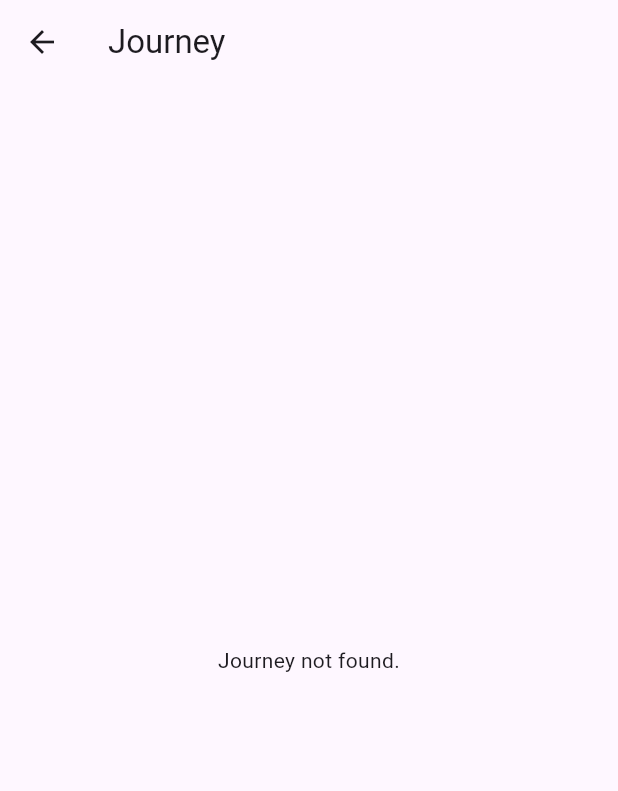
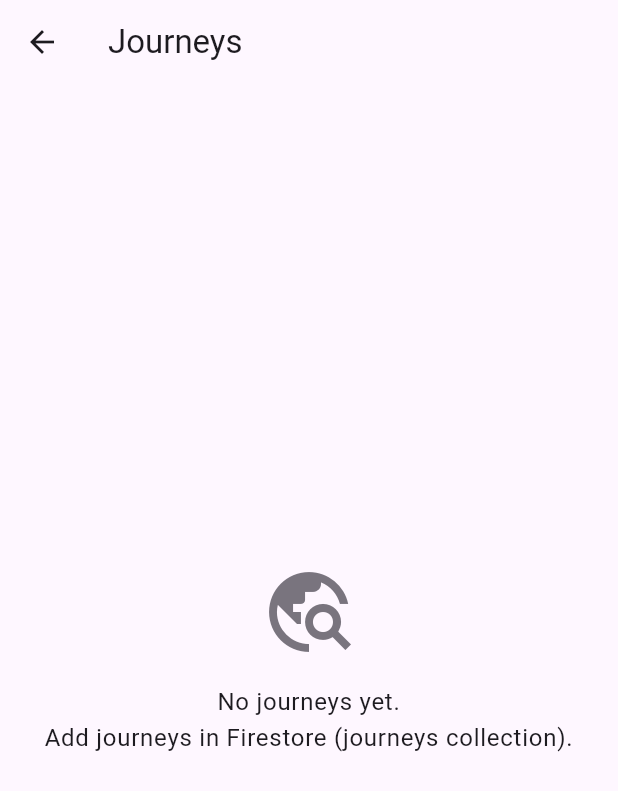
Before and after one commit to Ehdaa-ib/MaSeerah-2, a Flutter app: the screen it shows after launch, after a tap on "Journeys", on a phone screen of 412 x 824 dp. Shown: the top 791 px of the screen. Run offline on Flutter 3.47's test engine with Material 3 defaults, Android fonts, the phone set to English and light mode, and no system bars; our stand-ins replace cloud_firestore, firebase_auth, firebase_core; missing offline and left inert: moyasar; accounts and stored records are empty.

```diff
--- a/lib/data/firebase/journey_data_source.dart
+++ b/lib/data/firebase/journey_data_source.dart
@@ -15,4 +15,13 @@ class JourneyDataSource {
     final data = Map<String, dynamic>.from(doc.data()!);
     return Journey.fromMap(data, id: doc.id);
   }
+
+  /// Fetches all journeys. Returns empty list if none.
+  Future<List<Journey>> getAll() async {
+    final snapshot = await _firestore.collection(_collection).get();
+    return snapshot.docs.map((doc) {
+      final data = Map<String, dynamic>.from(doc.data());
+      return Journey.fromMap(data, id: doc.id);
+    }).toList();
+  }
 }
--- a/lib/data/repoImp/journey_repository_firebase.dart
+++ b/lib/data/repoImp/journey_repository_firebase.dart
@@ -11,4 +11,9 @@ class JourneyRepositoryFirebase implements JourneyRepository {
   Future<Journey?> getById(String journeyId) async {
     return _dataSource.getById(journeyId);
   }
+
+  @override
+  Future<List<Journey>> getAll() async {
+    return _dataSource.getAll();
+  }
 }
--- a/lib/repository/journey_repo.dart
+++ b/lib/repository/journey_repo.dart
@@ -4,4 +4,7 @@ import '../model/journey.dart';
 abstract class JourneyRepository {
   /// Returns the journey if it exists, otherwise null.
   Future<Journey?> getById(String journeyId);
+
+  /// Returns all journeys from Firestore.
+  Future<List<Journey>> getAll();
 }
--- a/lib/view/home/landing_page.dart
+++ b/lib/view/home/landing_page.dart
@@ -4,7 +4,7 @@ import 'package:flutter/material.dart';
 import '../../data/firebase/auth_data_source.dart';
 import '../../data/repoImp/auth_repository_firebase.dart';
 import '../auth/login_screen.dart';
-import '../journey/journey_purchase_screen.dart';
+import '../journey/journey_list_screen.dart';
 
 /// Public landing page - no sign-in required. Shows Sign In and Journeys buttons.
 class LandingPage extends StatelessWidget {
@@ -21,7 +21,7 @@ class LandingPage extends StatelessWidget {
   void _openJourneys(BuildContext context) {
     Navigator.of(context).push(
       MaterialPageRoute(
-        builder: (_) => const JourneyPurchaseScreen(),
+        builder: (_) => const JourneyListScreen(),
       ),
     );
   }
--- /dev/null
+++ b/lib/view/journey/journey_list_screen.dart
@@ -0,0 +1,148 @@
+import 'package:flutter/material.dart';
+
+import '../../core/error_messages.dart';
+import '../../data/firebase/journey_data_source.dart';
+import '../../data/repoImp/journey_repository_firebase.dart';
+import '../../model/journey.dart';
+import 'journey_purchase_screen.dart';
+
+/// Lists all predefined journeys from Firestore. Tap one to open purchase screen.
+class JourneyListScreen extends StatefulWidget {
+  const JourneyListScreen({super.key});
+
+  @override
+  State<JourneyListScreen> createState() => _JourneyListScreenState();
+}
+
+class _JourneyListScreenState extends State<JourneyListScreen> {
+  final _journeyRepo = JourneyRepositoryFirebase(JourneyDataSource());
+
+  List<Journey> _journeys = [];
+  bool _loading = true;
+  String? _error;
+
+  @override
+  void initState() {
+    super.initState();
+    _load();
+  }
+
+  Future<void> _load() async {
+    setState(() {
+      _loading = true;
+      _error = null;
+    });
+    try {
+      final journeys = await _journeyRepo.getAll();
+      if (mounted) {
+        setState(() {
+          _journeys = journeys;
+          _loading = false;
+        });
+      }
+    } catch (e) {
+      if (mounted) {
+        setState(() {
+          _error = toUserFriendlyMessage(e);
+          _loading = false;
+        });
+      }
+    }
+  }
+
+  void _openJourney(Journey journey) {
+    Navigator.of(context).push(
+      MaterialPageRoute(
+        builder: (_) => JourneyPurchaseScreen(journeyId: journey.journeyId),
+      ),
+    );
+  }
+
+  @override
+  Widget build(BuildContext context) {
+    if (_loading) {
+      return Scaffold(
+        appBar: AppBar(title: const Text('Journeys')),
+        body: const Center(child: CircularProgressIndicator()),
+      );
+    }
+
+    if (_error != null) {
+      return Scaffold(
+        appBar: AppBar(title: const Text('Journeys')),
+        body: Center(
+          child: Padding(
+            padding: const EdgeInsets.all(24),
+            child: Column(
+              mainAxisAlignment: MainAxisAlignment.center,
+              children: [
+                Icon(Icons.error_outline, size: 64, color: Theme.of(context).colorScheme.error),
+                const SizedBox(height: 16),
+                Text(
+                  _error!,
+                  textAlign: TextAlign.center,
+                  style: TextStyle(color: Theme.of(context).colorScheme.error),
+                ),
+                const SizedBox(height: 24),
+                FilledButton.icon(
+                  onPressed: _load,
+                  icon: const Icon(Icons.refresh),
+                  label: const Text('Retry'),
+                ),
+              ],
+            ),
+          ),
+        ),
+      );
+    }
+
+    if (_journeys.isEmpty) {
+      return Scaffold(
+        appBar: AppBar(title: const Text('Journeys')),
+        body: Center(
+          child: Padding(
+            padding: const EdgeInsets.all(24),
+            child: Column(
+              mainAxisAlignment: MainAxisAlignment.center,
+              children: [
+                Icon(Icons.travel_explore, size: 64, color: Theme.of(context).colorScheme.outline),
+                const SizedBox(height: 16),
+                Text(
+                  'No journeys yet.\nAdd journeys in Firestore (journeys collection).',
+                  textAlign: TextAlign.center,
+                  style: Theme.of(context).textTheme.bodyLarge,
+                ),
+              ],
+            ),
+          ),
+        ),
+      );
+    }
+
+    return Scaffold(
+      appBar: AppBar(title: const Text('Journeys')),
+      body: RefreshIndicator(
+        onRefresh: _load,
+        child: ListView.builder(
+          padding: const EdgeInsets.all(16),
+          itemCount: _journeys.length,
+          itemBuilder: (context, index) {
+            final journey = _journeys[index];
+            return Card(
+              margin: const EdgeInsets.only(bottom: 12),
+              child: ListTile(
+                leading: const CircleAvatar(
+                  child: Icon(Icons.travel_explore),
+                ),
+                title: Text(journey.name),
+                subtitle: Text('${journey.price.toStringAsFixed(2)} SAR'),
+                trailing: const Icon(Icons.chevron_right),
+                onTap: () => _openJourney(journey),
+              ),
+            );
+          },
+        ),
+      ),
+    );
+  }
+}
--- a/lib/view/journey/journey_purchase_screen.dart
+++ b/lib/view/journey/journey_purchase_screen.dart
@@ -70,11 +70,7 @@ class _JourneyPurchaseScreenState extends State<JourneyPurchaseScreen> {
     });
     try {
       _user ??= await _getCurrentUser();
-      var journey = await journeyRepo.getById(widget.journeyId);
-      if (journey == null && _user != null) {
-        await _seedJourney();
-        journey = await journeyRepo.getById(widget.journeyId);
-      }
+      final journey = await journeyRepo.getById(widget.journeyId);
       Order? order;
       if (_user != null) {
         order = await _orderService.getUserOrderForJourney(
@@ -110,13 +106,6 @@ class _JourneyPurchaseScreenState extends State<JourneyPurchaseScreen> {
     final data = Map<String, dynamic>.from(doc.data()!);
     data['userId'] = doc.id;
     return AppUser.fromMap(data);
-  }
-
-  Future<void> _seedJourney() async {
-    await FirebaseFirestore.instance.collection('journeys').doc(widget.journeyId).set({
-      'name': 'MaSeerah Journey',
-      'price': 99.99,
-    });
   }
 
   void _openSignIn() {
```
